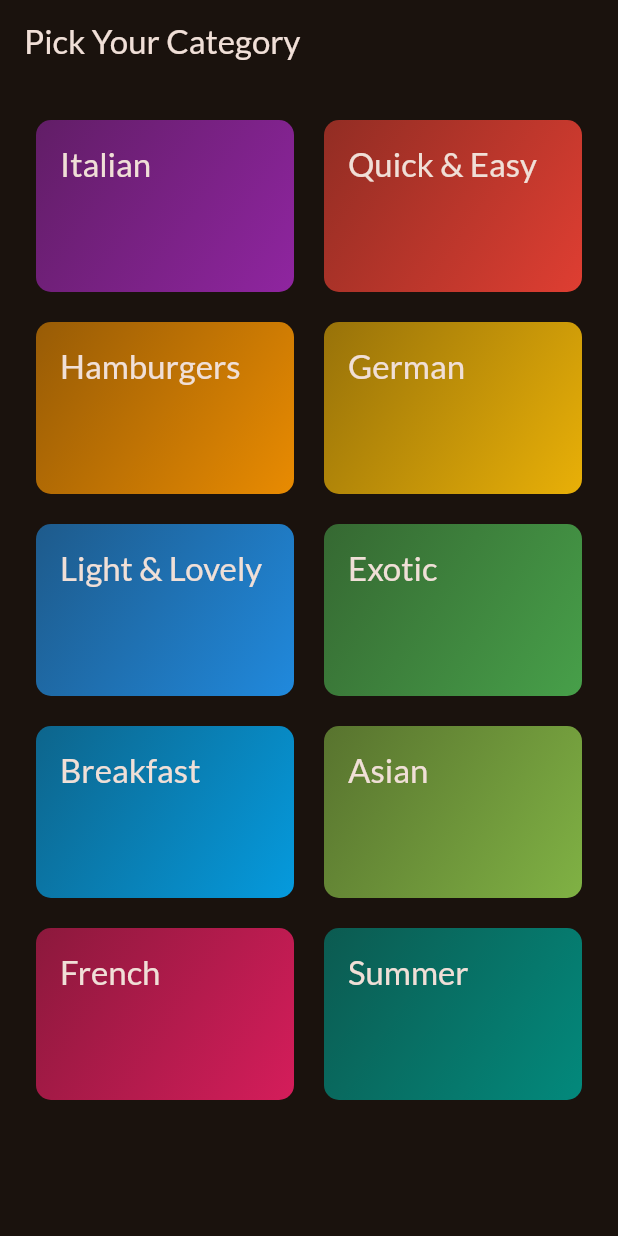
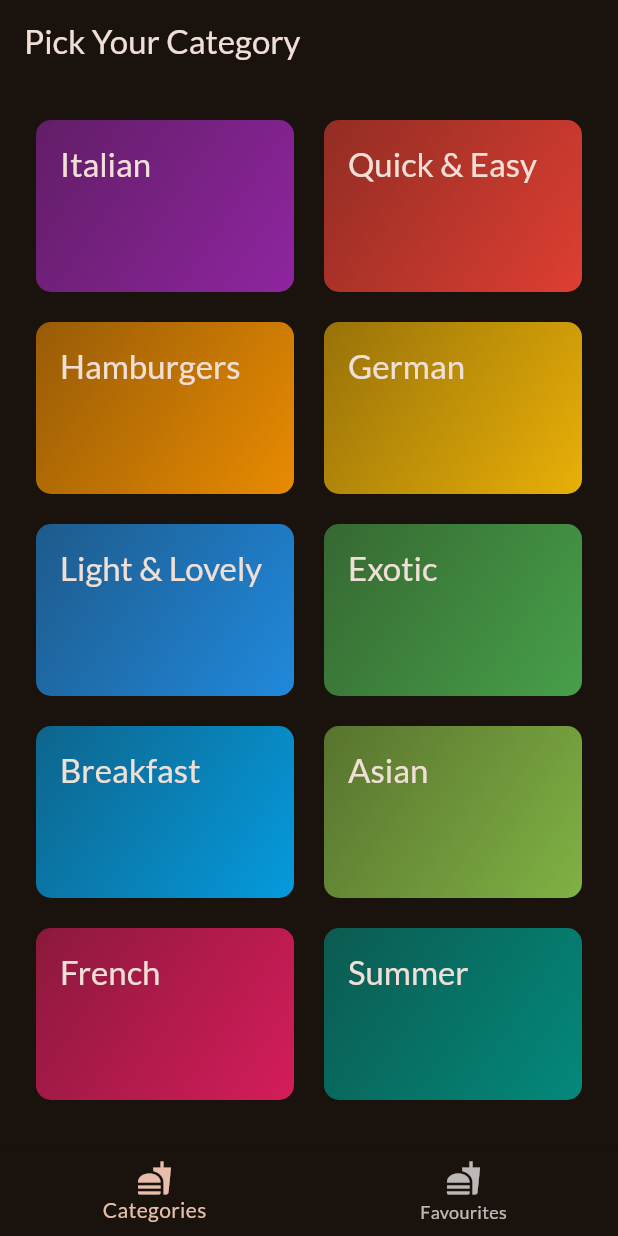
Before and after one commit to usamaharry/meals, a Flutter app: the screen it shows after launch, on a phone screen of 412 x 824 dp. Run offline on Flutter 3.47's test engine with Material 2 defaults, Android fonts, the phone set to English and light mode, and no system bars; our stand-ins replace google_fonts, transparent_image.

Commit message:
added tabs screen

```diff
--- a/lib/main.dart
+++ b/lib/main.dart
@@ -3,7 +3,7 @@ import 'package:flutter/services.dart';
 import 'package:google_fonts/google_fonts.dart';
 
 //local
-import './screens/categories.dart';
+import 'package:meals/screens/tabs.dart';
 
 void main() async {
   WidgetsFlutterBinding.ensureInitialized();
@@ -27,7 +27,7 @@ class MyApp extends StatelessWidget {
   Widget build(BuildContext context) {
     return MaterialApp(
       theme: theme,
-      home: const CategoriesScreen(),
+      home: const TabScreen(),
     );
   }
 }
--- a/lib/screens/categories.dart
+++ b/lib/screens/categories.dart
@@ -2,12 +2,18 @@ import 'package:flutter/material.dart';
 
 //local
 import 'package:meals/models/category.dart';
+import 'package:meals/models/meal.dart';
 import 'package:meals/screens/meals.dart';
 import 'package:meals/widgets/category_grid_item.dart';
 import '../data/dummy_data.dart';
 
 class CategoriesScreen extends StatelessWidget {
-  const CategoriesScreen({super.key});
+  final void Function(Meal meal) onSelectFavourite;
+
+  const CategoriesScreen({
+    super.key,
+    required this.onSelectFavourite,
+  });
 
   void _onSelectCategory(BuildContext context, Category category) {
     final fileteredMeals = dummyMeals
@@ -19,6 +25,7 @@ class CategoriesScreen extends StatelessWidget {
         builder: (context) => MealsScreen(
           title: category.title,
           meals: fileteredMeals,
+          onSelectFavourite: onSelectFavourite,
         ),
       ),
     );
@@ -27,9 +34,6 @@ class CategoriesScreen extends StatelessWidget {
   @override
   Widget build(BuildContext context) {
     return Scaffold(
-      appBar: AppBar(
-        title: const Text('Pick Your Category'),
-      ),
       body: GridView(
         gridDelegate: const SliverGridDelegateWithFixedCrossAxisCount(
           crossAxisCount: 2,
--- /dev/null
+++ b/lib/screens/tabs.dart
@@ -0,0 +1,78 @@
+import 'package:flutter/material.dart';
+
+//local
+import 'package:meals/models/meal.dart';
+import 'package:meals/screens/categories.dart';
+import 'package:meals/screens/meals.dart';
+
+class TabScreen extends StatefulWidget {
+  const TabScreen({super.key});
+
+  @override
+  State<TabScreen> createState() => _TabScreenState();
+}
+
+class _TabScreenState extends State<TabScreen> {
+  var _currentPageIndex = 0;
+  Widget? screen;
+  final List<Meal> _favouriteMeals = [];
+
+  @override
+  void initState() {
+    screen = CategoriesScreen(
+      onSelectFavourite: _onAddFavourite,
+    );
+    super.initState();
+  }
+
+  void _onAddFavourite(Meal meal) {
+    final isExisting = _favouriteMeals.contains(meal);
+
+    if (isExisting) {
+      setState(() {
+        _favouriteMeals.remove(meal);
+      });
+    } else {
+      setState(() {
+        _favouriteMeals.add(meal);
+      });
+    }
+  }
+
+  @override
+  Widget build(BuildContext context) {
+    screen = CategoriesScreen(
+      onSelectFavourite: _onAddFavourite,
+    );
+    if (_currentPageIndex == 1) {
+      screen = MealsScreen(
+        meals: _favouriteMeals,
+        onSelectFavourite: _onAddFavourite,
+      );
+    }
+    return Scaffold(
+      appBar: AppBar(
+        title: Text(
+          _currentPageIndex == 0 ? 'Pick Your Category' : 'Favourites',
+        ),
+      ),
+      body: screen,
+      bottomNavigationBar: BottomNavigationBar(
+        currentIndex: _currentPageIndex,
+        onTap: (value) => setState(() {
+          _currentPageIndex = value;
+        }),
+        items: const [
+          BottomNavigationBarItem(
+            icon: Icon(Icons.fastfood),
+            label: 'Categories',
+          ),
+          BottomNavigationBarItem(
+            icon: Icon(Icons.fastfood),
+            label: 'Favourites',
+          )
+        ],
+      ),
+    );
+  }
+}
--- a/lib/widgets/meal_list_item.dart
+++ b/lib/widgets/meal_list_item.dart
@@ -7,10 +7,12 @@ import 'package:meals/models/meal.dart';
 
 class MealListItem extends StatelessWidget {
   final Meal meal;
+  final void Function(Meal meal) onSelectFavourite;
 
   const MealListItem({
     super.key,
     required this.meal,
+    required this.onSelectFavourite,
   });
 
   String get complexityText {
@@ -30,6 +32,7 @@ class MealListItem extends StatelessWidget {
         Navigator.of(context).push(MaterialPageRoute(
           builder: (context) => MealDetailScreen(
             meal: meal,
+            onSelectFavourite: onSelectFavourite,
           ),
         ));
       },
```
Also changed, not shown: lib/screens/meal_detail.dart (+6 -1 lines), lib/screens/meals.dart (+10 -3 lines).
